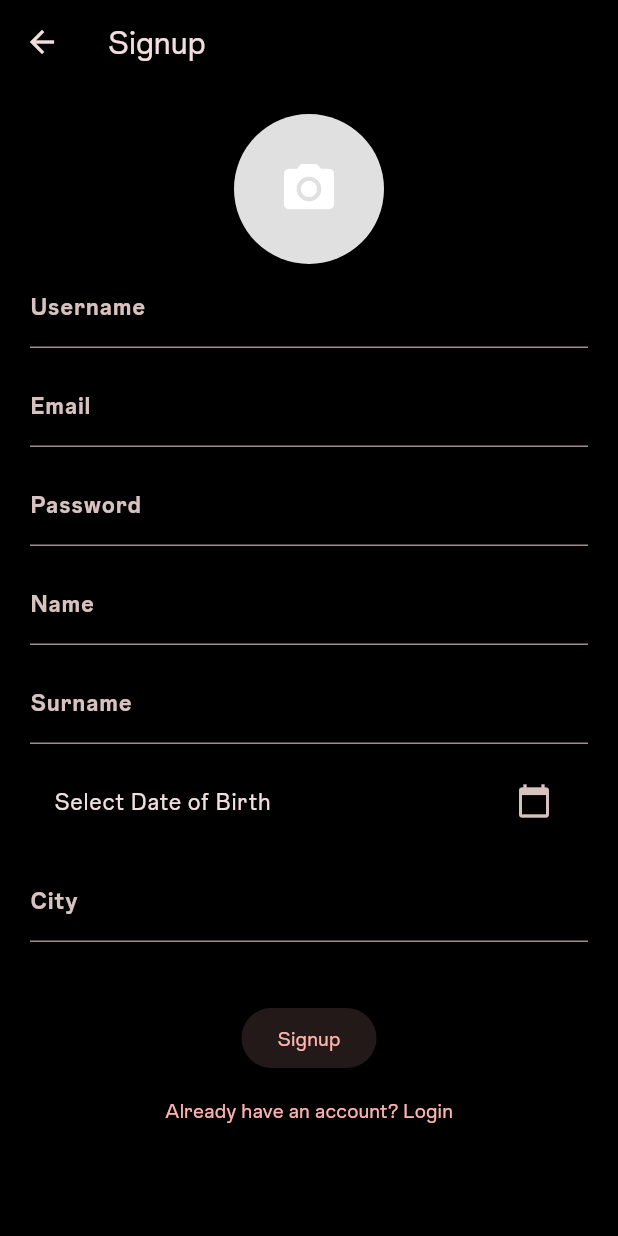
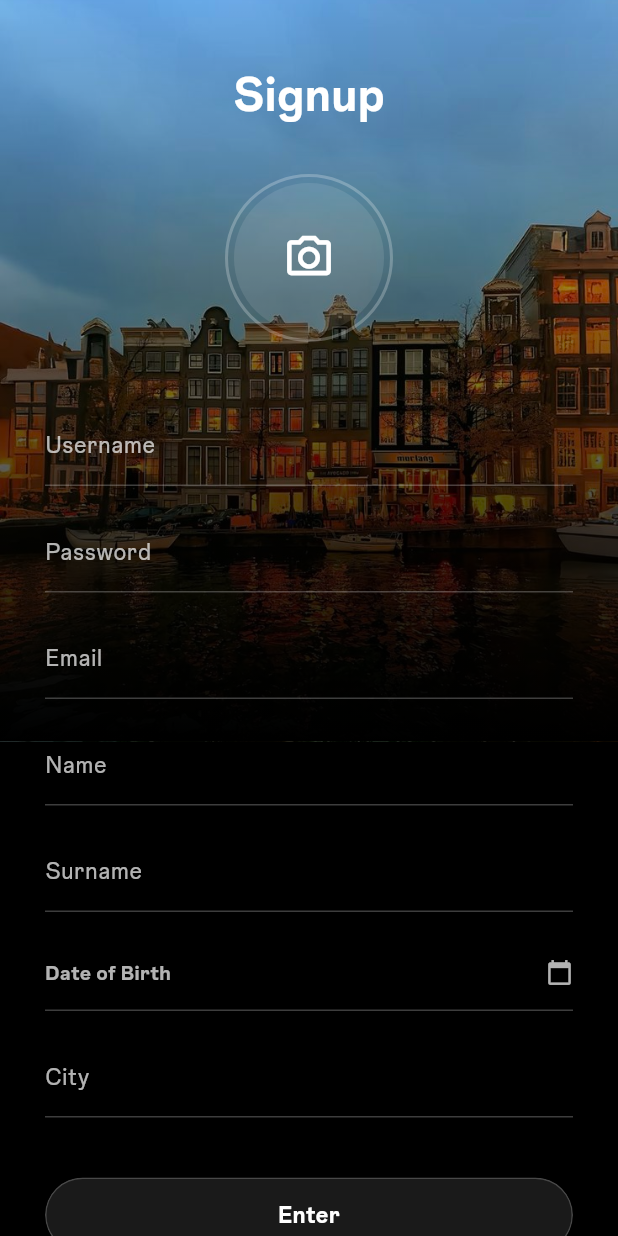
Before and after one commit to biso207/Vez, a Flutter app: the SignupPage screen opened directly, on a phone screen of 412 x 824 dp. Run offline on Flutter 3.47's test engine with Material 3 defaults, Android fonts, the phone set to English and light mode, and no system bars; our stand-ins replace image_picker; project files that could hold a hidden picture were left out.

Commit message:
redesign signup screen with modern glassmorphism UI
- Add `liquid_glass_easy` dependency to `pubspec.yaml`.
- Create `VezTextField` and `GlassButton` custom widgets in `lib/models/custom_widget.dart` to implement a minimalist and glassmorphic design.
- Overhaul `SignupPage` UI with a background image, custom gradients, and improved layout using safe areas and stacks.
- Replace standard `TextField` and `ElevatedButton` components with newly created custom widgets.
- Modernize the profile image picker and date of birth selector styles.
- Add `assets/images/bg/` directory and background image for the signup flow.

```diff
--- /dev/null
+++ b/lib/models/custom_widget.dart
@@ -0,0 +1,79 @@
+import 'dart:ui';
+import 'package:flutter/material.dart';
+
+// --- Campo di testo con stile minimalista (linea sotto) ---
+class VezTextField extends StatelessWidget {
+  final TextEditingController controller;
+  final String label;
+  final bool obscureText;
+
+  const VezTextField({
+    super.key,
+    required this.controller,
+    required this.label,
+    this.obscureText = false,
+  });
+
+  @override
+  Widget build(BuildContext context) {
+    return TextField(
+      controller: controller,
+      obscureText: obscureText,
+      style: const TextStyle(color: Colors.white, fontWeight: FontWeight.bold),
+      decoration: InputDecoration(
+        labelText: label,
+        labelStyle: const TextStyle(color: Colors.white70),
+        enabledBorder: const UnderlineInputBorder(
+          borderSide: BorderSide(color: Colors.white24),
+        ),
+        focusedBorder: const UnderlineInputBorder(
+          borderSide: BorderSide(color: Colors.white),
+        ),
+      ),
+    );
+  }
+}
+
+// --- Pulsante con effetto Liquid Glass ---
+class GlassButton extends StatelessWidget {
+  final String text;
+  final VoidCallback onPressed;
+  final bool isLoading;
+
+  const GlassButton({
+    super.key,
+    required this.text,
+    required this.onPressed,
+    this.isLoading = false,
+  });
+
+  @override
+  Widget build(BuildContext context) {
+    return ClipRRect(
+      borderRadius: BorderRadius.circular(25),
+      child: BackdropFilter(
+        filter: ImageFilter.blur(sigmaX: 10, sigmaY: 10),
+        child: Container(
+          width: double.infinity,
+          height: 50,
+          decoration: BoxDecoration(
+            color: Colors.white.withOpacity(0.1),
+            borderRadius: BorderRadius.circular(25),
+            border: Border.all(color: Colors.white.withOpacity(0.2)),
+          ),
+          child: ElevatedButton(
+            onPressed: isLoading ? null : onPressed,
+            style: ElevatedButton.styleFrom(
+              backgroundColor: Colors.transparent,
+              shadowColor: Colors.transparent,
+              shape: RoundedRectangleBorder(borderRadius: BorderRadius.circular(25)),
+            ),
+            child: isLoading
+                ? const SizedBox(height: 20, width: 20, child: CircularProgressIndicator(color: Colors.white, strokeWidth: 2))
+                : Text(text, style: const TextStyle(color: Colors.white, fontWeight: FontWeight.bold, fontSize: 16)),
+          ),
+        ),
+      ),
+    );
+  }
+}
--- a/lib/screens/signup_screen.dart
+++ b/lib/screens/signup_screen.dart
@@ -3,6 +3,7 @@
 
 // libraries
 import 'package:flutter/material.dart';
+import '../models/custom_widget.dart';
 import '../services/remote_db_service.dart';
 import 'dart:io'; // library to manage files
 import 'package:image_picker/image_picker.dart';
@@ -19,6 +20,8 @@ class SignupPage extends StatefulWidget {
 
 class _SignupPageState extends State<SignupPage> {
   final RemoteDbService _dbService = RemoteDbService(); // instance of RemoteDbService
+  final PageController _pageController = PageController();
+  int _currentPage = 0;
 
   // Controller for text fields
   final TextEditingController emailController = TextEditingController();
@@ -39,100 +42,127 @@ class _SignupPageState extends State<SignupPage> {
   @override
   Widget build(BuildContext context) {
     return Scaffold(
-      appBar: AppBar(title: const Text("Signup")),
-      body: SingleChildScrollView(
-        padding: const EdgeInsets.all(20),
+      backgroundColor: Colors.black, // Fondo nero per il blend
+      body: Stack(
+        children: [
+          // 1. Immagine di sfondo con sfumatura verso il nero
+          Positioned(
+            child: Container(
+              height: MediaQuery.of(context).size.height * 0.6,
+              width: double.infinity,
+              decoration: const BoxDecoration(
+                image: DecorationImage(
+                  image: AssetImage('assets/images/bg/bg_signup.jpg'),
+                  fit: BoxFit.cover,
+                ),
+              ),
+              child: Container(
+                decoration: BoxDecoration(
+                  gradient: LinearGradient(
+                    begin: Alignment.topCenter,
+                    end: Alignment.bottomCenter,
+                    colors: [
+                      Colors.black.withOpacity(0.0),
+                      Colors.black.withOpacity(0.5),
+                      Colors.black,
+                    ],
+                  ),
+                ),
+              ),
+            ),
+          ),
+
+          // 2. Contenuto della pagina
+          SafeArea(
+            child: SingleChildScrollView(
+              padding: const EdgeInsets.symmetric(horizontal: 30, vertical: 20),
               child: Column(
-          mainAxisAlignment: MainAxisAlignment.center,
                 children: [
+                  const SizedBox(height: 20),
+                  const Text(
+                    "Signup",
+                    style: TextStyle(color: Colors.white, fontSize: 32, fontWeight: FontWeight.bold),
+                  ),
+                  const SizedBox(height: 30),
 
-            // --- profile photo selector --- //
+                  // Selettore Foto Profilo (modernizzato)
                   GestureDetector(
                     onTap: _pickImage,
+                    child: Container(
+                      padding: const EdgeInsets.all(4),
+                      decoration: BoxDecoration(
+                        shape: BoxShape.circle,
+                        border: Border.all(color: Colors.white24, width: 2),
+                      ),
                       child: CircleAvatar(
                         radius: 50,
-                backgroundColor: Colors.grey[300],
+                        backgroundColor: Colors.white10,
                         backgroundImage: _profileImage != null ? FileImage(_profileImage!) : null,
                         child: _profileImage == null
-                    ? const Icon(Icons.camera_alt, size: 40, color: Colors.white)
+                            ? const Icon(Icons.camera_alt_outlined, size: 35, color: Colors.white)
                             : null,
                       ),
                     ),
+                  ),
+                  const SizedBox(height: 40),
 
-            // --- username text field --- //
-            TextField(
-              controller: usernameController,
-              decoration: const InputDecoration(labelText: "Username"),
+                  // Campi di input usando il model personalizzato
+                  VezTextField(controller: usernameController, label: "Username"),
+                  const SizedBox(height: 15),
+                  VezTextField(controller: passwordController, label: "Password", obscureText: true),
+                  const SizedBox(height: 15),
+                  VezTextField(controller: emailController, label: "Email"),
+                  const SizedBox(height: 15),
+                  VezTextField(controller: nameController, label: "Name"),
+                  const SizedBox(height: 15),
+                  VezTextField(controller: surnameController, label: "Surname"),
+
+                  const SizedBox(height: 15),
+                  // Data di Nascita stilizzata come i campi
+                  InkWell(
+                    onTap: () => _selectDate(context),
+                    child: Container(
+                      padding: const EdgeInsets.symmetric(vertical: 15),
+                      decoration: const BoxDecoration(border: Border(bottom: BorderSide(color: Colors.white24))),
+                      child: Row(
+                        mainAxisAlignment: MainAxisAlignment.spaceBetween,
+                        children: [
+                          Text(
+                            selectedDate == null ? "Date of Birth" : "${selectedDate!.toLocal()}".split(' ')[0],
+                            style: TextStyle(color: selectedDate == null ? Colors.white70 : Colors.white, fontWeight: FontWeight.bold),
                           ),
-            const SizedBox(height: 10),
+                          const Icon(Icons.calendar_today, color: Colors.white70, size: 18),
+                        ],
+                      ),
+                    ),
+                  ),
 
-            // --- email field --- //
-            TextField(
-              controller: emailController,
-              decoration: const InputDecoration(labelText: "Email"),
+                  const SizedBox(height: 15),
+                  VezTextField(controller: cityController, label: "City"),
+                  const SizedBox(height: 40),
+
+                  if (errorMessage != null) ...[
+                    Text(errorMessage!, style: const TextStyle(color: Colors.redAccent)),
+                    const SizedBox(height: 20),
+                  ],
+
+                  // Pulsante Signup Liquid Glass
+                  GlassButton(
+                    text: "Enter",
+                    isLoading: isLoading,
+                    onPressed: signup,
                   ),
-            const SizedBox(height: 10),
 
-            // --- password field --- //
-            TextField(
-              controller: passwordController,
-              obscureText: true,
-              decoration: const InputDecoration(labelText: "Password"),
-            ),
-            const SizedBox(height: 10),
-
-            // --- name field --- //
-            TextField(
-              controller: nameController,
-              decoration: const InputDecoration(labelText: "Name"),
-            ),
-            const SizedBox(height: 10),
-
-            // --- surname field --- //
-            TextField(
-              controller: surnameController,
-              decoration: const InputDecoration(labelText: "Surname"),
-            ),
-            const SizedBox(height: 10),
-
-            // --- date of birth field --- //
-            ListTile(
-              title: Text(selectedDate == null
-                  ? "Select Date of Birth"
-                  : "DOB: ${selectedDate!.toLocal()}".split(' ')[0]),
-              trailing: const Icon(Icons.calendar_today),
-              onTap: () => _selectDate(context),
-            ),
-            const SizedBox(height: 10),
-
-            // --- city field --- //
-            TextField(
-              controller: cityController,
-              decoration: const InputDecoration(labelText: "City"),
-            ),
                   const SizedBox(height: 20),
-
-            // --- error message --- //
-            if (errorMessage != null)
-              Text(
-                errorMessage!,
-                style: const TextStyle(color: Colors.red),
-              ),
-            const SizedBox(height: 20),
-
-            // --- signup button --- //
-            isLoading
-                ? const CircularProgressIndicator()
-                : ElevatedButton(
-                    onPressed: signup,
-                    child: const Text("Signup"),
-                  ),
                   TextButton(
                     onPressed: () => Navigator.pop(context),
-              child: const Text("Already have an account? Login"),
+                    child: const Text("Already have an account? Login", style: TextStyle(color: Colors.white70)),
                   ),
                 ],
               ),
+            ),
+          ),
+        ],
       ),
     );
   }
--- a/pubspec.yaml
+++ b/pubspec.yaml
@@ -13,6 +13,7 @@ dependencies:
   http: ^1.6.0
   crypto: ^3.0.7
   image_picker: ^1.2.1
+  liquid_glass_easy: ^1.1.1
 
 dev_dependencies:
   flutter_test:
@@ -37,6 +38,7 @@ flutter:
   # RICORDATI DI AGGIUNGERE GLI ASSETS QUI PER L'ICONA E LE FOTO
   assets:
     - assets/app_icon/app_icon.png
+    - assets/images/bg/
 
   fonts:
     - family: InstagramSans
```
Also changed, not shown: assets/images/bg/bg_signup.jpg (added), pubspec.lock. Lines whose indentation alone changed are shown as unchanged.
